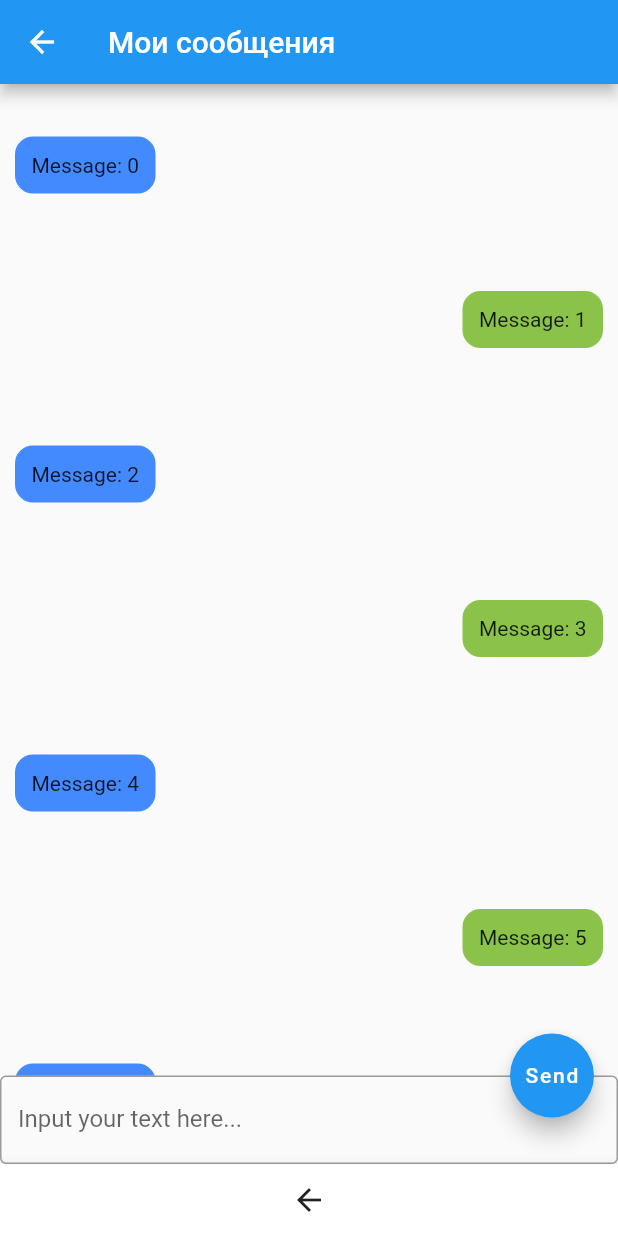
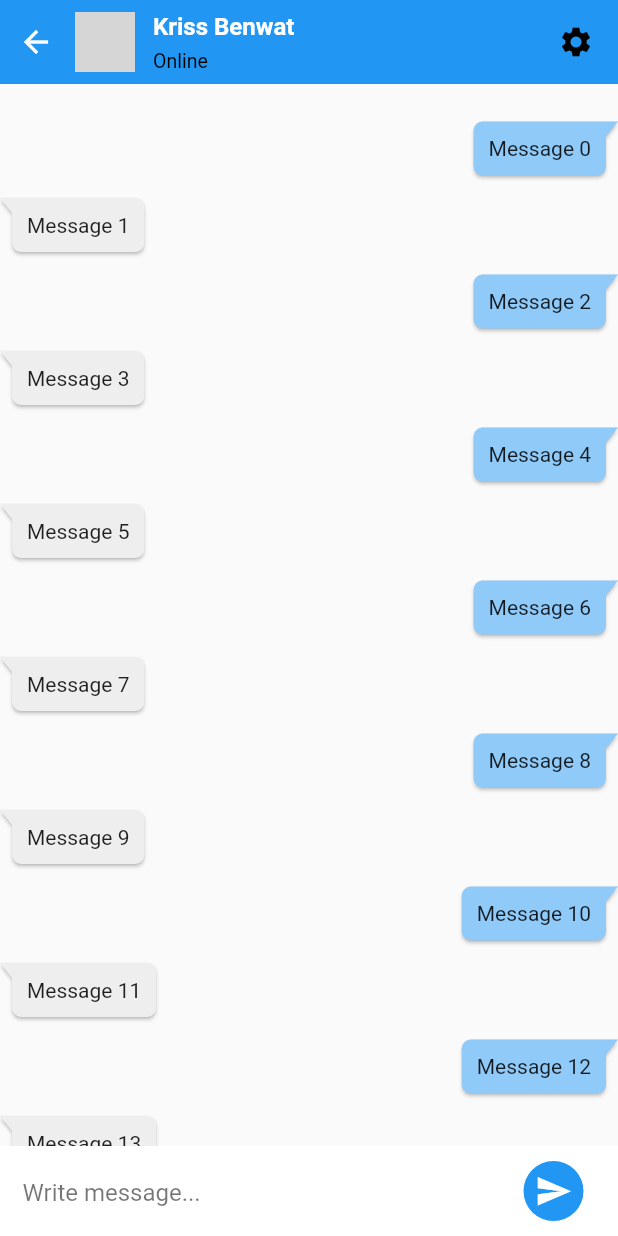
Before and after one commit to MaximBells/flutter_bloc_vk, a Flutter app: the DialogPage screen opened directly with empty values, on a phone screen of 412 x 824 dp. Run offline on Flutter 3.47's test engine with Material 2 defaults, Android fonts, the phone set to English and light mode, and no system bars; drawn by our look-alikes of bubble; our stand-ins replace flutter_bloc, webview_flutter; network calls fail; grey boxes are pictures that could not be loaded.

Commit message:
add willpopscope. Design for messages is ready

```diff
--- a/lib/pages/dialogs_page.dart
+++ b/lib/pages/dialogs_page.dart
@@ -2,6 +2,7 @@ import 'package:flutter/material.dart';
 import 'package:flutter_bloc/flutter_bloc.dart';
 import 'package:vk_bloc/bloc/event.dart';
 import 'package:vk_bloc/bloc/vk_bloc.dart';
+import 'package:bubble/bubble.dart';
 
 class DialogPage extends StatelessWidget {
   String link;
@@ -13,59 +14,141 @@ class DialogPage extends StatelessWidget {
   @override
   Widget build(BuildContext context) {
     final VkBloc vkBloc = BlocProvider.of<VkBloc>(context);
-    return Scaffold(
-        floatingActionButton: FloatingActionButton(
-          onPressed: () {},
+    return WillPopScope(
+        onWillPop: () async {
+          //Замена события
+          vkBloc.add(VkLoadPage(link));
+          return false;
+        },
+        child: Scaffold(
+          appBar: AppBar(
+            elevation: 0,
+            automaticallyImplyLeading: false,
             backgroundColor: Colors.blue,
-          child: Text('Send'),
-        ),
-        bottomSheet: TextField(
-          obscureText: false,
-          decoration: InputDecoration(
-            border: OutlineInputBorder(),
-            labelText: 'Input your text here...',
-          ),
-        ),
-        appBar: AppBar(
-          title: Text('Мои сообщения'),
-          backgroundColor: Colors.blue,
-        ),
-        bottomNavigationBar: BottomAppBar(
-          child: IconButton(
-            icon: Icon(Icons.arrow_back),
+            flexibleSpace: SafeArea(
+              child: Container(
+                padding: EdgeInsets.only(right: 16),
+                child: Row(
+                  children: <Widget>[
+                    IconButton(
                       onPressed: () {
                         vkBloc.add(VkLoadPage(link));
                       },
+                      icon: Icon(
+                        Icons.arrow_back,
+                        color: Colors.white,
                       ),
                     ),
-        body: new ListView.builder(
-            itemCount: 10,
+                    SizedBox(
+                      width: 2,
+                    ),
+                    CircleAvatar(
+                      backgroundImage: NetworkImage(
+                          "https://randomuser.me/api/portraits/men/5.jpg"),
+                      maxRadius: 20,
+                    ),
+                    SizedBox(
+                      width: 12,
+                    ),
+                    Expanded(
+                      child: Column(
+                        crossAxisAlignment: CrossAxisAlignment.start,
+                        mainAxisAlignment: MainAxisAlignment.center,
+                        children: <Widget>[
+                          Text(
+                            "Kriss Benwat",
+                            style: TextStyle(
+                                fontSize: 16,
+                                fontWeight: FontWeight.w600,
+                                color: Colors.white),
+                          ),
+                          SizedBox(
+                            height: 6,
+                          ),
+                          Text(
+                            "Online",
+                            style: TextStyle(
+                              color: Colors.black,
+                              fontSize: 13,
+                            ),
+                          ),
+                        ],
+                      ),
+                    ),
+                    Icon(
+                      Icons.settings,
+                      color: Colors.black,
+                    ),
+                  ],
+                ),
+              ),
+            ),
+          ),
+          body: Stack(
+            children: <Widget>[
+              ListView.builder(
+                itemCount: 15,
+                shrinkWrap: true,
+                padding: EdgeInsets.only(top: 10, bottom: 10),
                 itemBuilder: (context, index) {
-              return Container(
-                margin: EdgeInsets.only(bottom: 15.0, top: 15.0),
-                padding: EdgeInsets.only(
-                    bottom: index == 9 ? 100.0 : 15.0,
-                    top: 20.0,
-                    left: index % 2 == 0 ? 10.0 : 0.0,
-                    right: index % 2 == 1 ? 10.0 : 0.0),
+                  return Bubble(
+                    padding: BubbleEdges.all(10.0),
+                    margin: BubbleEdges.only(
+                        top: 15.0, bottom: index == 14 ? 70.0 : 0.0),
+                    nip:
+                        index % 2 == 0 ? BubbleNip.rightTop : BubbleNip.leftTop,
+                    child: Text('Message $index'),
                     alignment: index % 2 == 0
-                    ? Alignment.centerLeft
-                    : Alignment.centerRight,
+                        ? Alignment.centerRight
+                        : Alignment.centerLeft,
+                    color: index % 2 == 1
+                        ? Colors.grey.shade200
+                        : Colors.blue[200],
+                  );
+                },
+              ),
+              Align(
+                alignment: Alignment.bottomLeft,
                 child: Container(
-
-                  padding: EdgeInsets.all(10.0),
-                  decoration: BoxDecoration(
-                    color: index % 2 == 0 ? Colors.blueAccent : Colors.lightGreen,
-                    border: Border.all(
-                      style: BorderStyle.values[1],
-                      color: index % 2 == 0 ? Colors.blueAccent : Colors.lightGreen,
-                      width: 1,
+                  padding: EdgeInsets.only(left: 10, bottom: 10, top: 10),
+                  height: 60,
+                  width: double.infinity,
+                  color: Colors.white,
+                  child: Row(
+                    children: <Widget>[
+                      SizedBox(
+                        width: 5,
                       ),
-                    borderRadius: BorderRadius.circular(12),
+                      Expanded(
+                        child: TextField(
+                          decoration: InputDecoration(
+                              hintText: "Write message...",
+                              hintStyle: TextStyle(color: Colors.black54),
+                              border: InputBorder.none),
                         ),
-                  child: index  == 7 ? Text('ыфдоа ыфлоадыфоаждфлыа лфыжда лфыждалфжыд лаждфы лаждлфы жадлфы аджфыл аждлы фжда лфы') : Text('Message: $index'),
                       ),
-              );
-            }));
+                      SizedBox(
+                        width: 15,
+                      ),
+                      FloatingActionButton(
+                        onPressed: () {},
+                        child: Icon(
+                          Icons.send,
+                          color: Colors.white,
+                          size: 25,
+                        ),
+                        backgroundColor: Colors.blue,
+                        elevation: 0,
+                      ),
+                      SizedBox(
+                        width: 15,
+                      ),
+                    ],
+                  ),
+                ),
+              ),
+            ],
+          ),
+        ));
   }
 }
--- a/lib/pages/friends_page.dart
+++ b/lib/pages/friends_page.dart
@@ -16,17 +16,18 @@ class FriendPage extends StatelessWidget {
   @override
   Widget build(BuildContext context) {
     final VkBloc vkBloc = BlocProvider.of<VkBloc>(context);
-    return Scaffold(
-      bottomNavigationBar: BottomAppBar(
-        child: IconButton(
-          icon: Icon(Icons.arrow_back),
+    return WillPopScope(
+      child: Scaffold(
+        appBar: AppBar(leading: IconButton(
           onPressed: () {
             vkBloc.add(VkLoadPage(link));
           },
+          icon: Icon(
+            Icons.arrow_back,
+            color: Colors.white,
           ),
         ),
-      appBar: AppBar(
-        title: Text('Друзья'),
+          title: Text('Мои друзья'),
           backgroundColor: Colors.blue,
         ),
         body: new ListView.builder(
@@ -63,6 +64,12 @@ class FriendPage extends StatelessWidget {
                 });
           },
         ),
+      ),
+      onWillPop: () async {
+        //Замена события
+        vkBloc.add(VkLoadPage(link));
+        return false;
+      },
     );
   }
 }
--- a/lib/pages/profile.dart
+++ b/lib/pages/profile.dart
@@ -6,6 +6,7 @@ import 'package:vk_bloc/bloc/vk_bloc.dart';
 class Profile extends StatelessWidget {
   List<dynamic> loadedUser;
   String link;
+
   Profile(List<dynamic> _loadedUser, String _link) {
     loadedUser = _loadedUser;
     link = _link;
@@ -14,15 +15,20 @@ class Profile extends StatelessWidget {
   @override
   Widget build(BuildContext context) {
     final VkBloc vkBloc = BlocProvider.of<VkBloc>(context);
-    return Scaffold(
-      appBar: AppBar(title: Text('Личный профиль'), backgroundColor: Colors.blue,),
-        bottomNavigationBar: BottomAppBar(
-          child: IconButton(
-            icon: Icon(Icons.arrow_back),
+    return WillPopScope(
+      child: Scaffold(
+          appBar: AppBar(
+            leading: IconButton(
               onPressed: () {
                 vkBloc.add(VkLoadPage(link));
               },
+              icon: Icon(
+                Icons.arrow_back,
+                color: Colors.white,
               ),
+            ),
+            title: Text('Личный профиль '),
+            backgroundColor: Colors.blue,
           ),
           body: Column(children: [
             SizedBox(
@@ -49,6 +55,12 @@ class Profile extends StatelessWidget {
                 style: TextStyle(fontSize: 40.0, fontWeight: FontWeight.bold),
               ),
             )
-        ]));
+          ])),
+      onWillPop: () async {
+        //Замена события
+        vkBloc.add(VkLoadPage(link));
+        return false;
+      },
+    );
   }
 }
--- a/pubspec.yaml
+++ b/pubspec.yaml
@@ -31,6 +31,7 @@ dependencies:
   webview_flutter: ^2.0.7
   flutter_bloc: ^7.0.0
   http: ^0.13.3
+  bubble: ^1.2.1
 
 dev_dependencies:
   flutter_test:
```
Also changed, not shown: pubspec.lock. Lines whose indentation alone changed are shown as unchanged.
